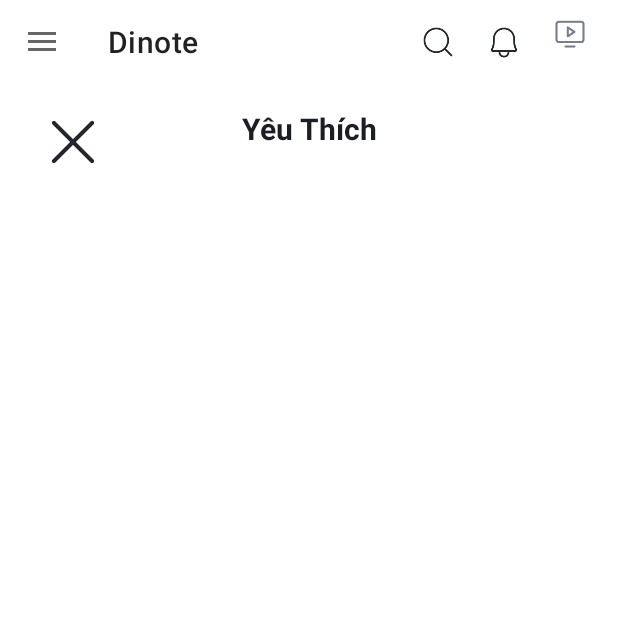
After one commit to chinhdl891/dinote_kotlin, an Android app: the fragment FavoriteFragment placed in its activity, on a phone screen of 412 x 824 dp, the top half of it. The commit adds this screen. Run offline under Robolectric (Android 15) with nearby library versions, the phone set to English and light mode, and no system bars; our stand-ins replace FlexboxLayout, Room's generated code, data binding; libraries missing offline, so code that uses them is left out: com.google.android.flexbox; 1 statement that could not run was skipped.

Commit message:
error add tag

```diff
--- a/app/src/main/java/com/bzk/dinoteslite/database/DinoteDAO.kt
+++ b/app/src/main/java/com/bzk/dinoteslite/database/DinoteDAO.kt
@@ -20,6 +20,9 @@ interface DinoteDAO {
     @Query("select * from dinote where title like '%' ||:search || '%' or content like '%' || :search || '%' or ListTag like '%' || :search || '%'")
     fun getListBySearch(search: String): List<Dinote>
 
+    @Query("select COUNT(id) from dinote where title like '%' ||:search || '%' or content like '%' || :search || '%' or ListTag like '%' || :search || '%'")
+    fun getTotalItemSearch(search: String): Int
+
     @Query("select * from dinote order by dateCreate desc limit :limit offset :next ")
     fun getAllDinote(limit: Int, next: Int): List<Dinote>
 
--- a/app/src/main/java/com/bzk/dinoteslite/view/activity/MainActivity.kt
+++ b/app/src/main/java/com/bzk/dinoteslite/view/activity/MainActivity.kt
@@ -6,6 +6,7 @@ import android.view.View
 import android.widget.ImageView
 import androidx.appcompat.app.ActionBarDrawerToggle
 import androidx.appcompat.app.AppCompatActivity
+import androidx.appcompat.app.AppCompatDelegate
 import androidx.core.view.GravityCompat
 import androidx.databinding.DataBindingUtil
 import androidx.fragment.app.Fragment
@@ -16,6 +17,7 @@ import com.bzk.dinoteslite.R
 import com.bzk.dinoteslite.adapter.HotTagAdapter
 import com.bzk.dinoteslite.database.sharedPreferences.MySharedPreferences
 import com.bzk.dinoteslite.databinding.ActivityMainBinding
+import com.bzk.dinoteslite.model.TagModel
 import com.bzk.dinoteslite.utils.ReSizeView
 import com.bzk.dinoteslite.view.fragment.*
 import com.bzk.dinoteslite.viewmodel.MainActivityViewModel
@@ -37,6 +39,7 @@ class MainActivity : AppCompatActivity(), View.OnClickListener {
     private lateinit var imvHeaderStar: ImageView
     private lateinit var rcvHeadHotTag: RecyclerView
     override fun onCreate(savedInstanceState: Bundle?) {
+        onsetUpTheme()
         super.onCreate(savedInstanceState)
         mBinding = DataBindingUtil.setContentView(this, R.layout.activity_main)
         setContentView(mBinding.root)
@@ -46,16 +49,15 @@ class MainActivity : AppCompatActivity(), View.OnClickListener {
         initView()
         setUpDataHead()
         setupToolBarMain()
-        loadFragment(MainFragment(onAddNewTag = { newTag ->
-            viewModel.listHotTag.value = viewModel.listHotTag.value.also {
-                it?.add(newTag)
-            }
-        }), MainFragment::class.java.simpleName)
+        addMainFragment()
         reSizeView()
         setClick()
         observer()
         viewModel.getListHotTag()
+        setupTimeDefault()
+    }
 
+    private fun setupTimeDefault() {
         val timeDefault: Long = MySharedPreferences(context = this).getTimeRemindDefault()
         if (timeDefault == 0L) {
             val calendar = Calendar.getInstance().apply {
@@ -65,10 +67,28 @@ class MainActivity : AppCompatActivity(), View.OnClickListener {
                 set(Calendar.SECOND, 0)
                 set(Calendar.MILLISECOND, 0)
             }
-            val mySharedPreferences =
-                MySharedPreferences(this).pushTimeRemindDefault(calendar.timeInMillis)
+            MySharedPreferences(this).pushTimeRemindDefault(calendar.timeInMillis)
         }
+    }
 
+    private fun addMainFragment() {
+        val mainFragment = MainFragment()
+        mainFragment.addTagListener = object : MainFragment.AddTagListener {
+            override fun onAddTag(tagModel: TagModel) {
+                viewModel.listHotTag.value = viewModel.listHotTag.value.also {
+                    it?.add(tagModel)
+                }
+            }
+
+        }
+        loadFragment(mainFragment, MainFragment::class.java.simpleName)
+    }
+
+    private fun onsetUpTheme() {
+        val theme: Int = MySharedPreferences(this).getTheme()
+        val nightMode =
+            if (theme == 1) AppCompatDelegate.MODE_NIGHT_YES else AppCompatDelegate.MODE_NIGHT_NO
+        AppCompatDelegate.setDefaultNightMode(nightMode)
     }
 
     private fun setUpDataHead() {
@@ -97,7 +117,7 @@ class MainActivity : AppCompatActivity(), View.OnClickListener {
     fun loadFragment(fragment: Fragment, tag: String) {
 
         fragmentTransaction = supportFragmentManager.beginTransaction()
-        if (tag != MainFragment(onAddNewTag = {}).javaClass.simpleName) {
+        if (tag != MainFragment().javaClass.simpleName) {
             if (mBinding.drlMain.isDrawerOpen(GravityCompat.START)) {
                 mBinding.drlMain.closeDrawer(GravityCompat.START)
             }
@@ -143,6 +163,7 @@ class MainActivity : AppCompatActivity(), View.OnClickListener {
                 RemindFragment::class.simpleName,
                 SearchFragment::class.simpleName,
                 ThemeFragment::class.simpleName,
+                FavoriteFragment::class.simpleName,
                 -> {
                     mBinding.tlbMainAction.visibility = View.VISIBLE
                     supportFragmentManager.popBackStack()
@@ -196,11 +217,14 @@ class MainActivity : AppCompatActivity(), View.OnClickListener {
             R.id.imv_main_search -> gotoSearch()
             R.id.lnl_head_openTheme -> goToTheme()
             R.id.imv_head_rate -> gotoWatch()
-            R.id.imv_head_favorite -> gotoWatch()
+            R.id.lnl_head_open_favorite -> goToFavorite()
 
         }
     }
 
+    private fun goToFavorite() {
+        loadFragment(FavoriteFragment(), FavoriteFragment::class.java.simpleName.toString())
+    }
 
     private fun goToTheme() {
         loadFragment(ThemeFragment(), ThemeFragment::class.simpleName.toString())
--- a/app/src/main/java/com/bzk/dinoteslite/view/fragment/DetailFragment.kt
+++ b/app/src/main/java/com/bzk/dinoteslite/view/fragment/DetailFragment.kt
@@ -47,9 +47,9 @@ class DetailFragment(var onDelete: (Dinote) -> Unit, var onUpdateDinote: (Dinote
             val args = Bundle()
             args.putSerializable(AppConstant.SEND_OBJ, dinote)
             val fragment = DetailFragment(onDelete = { dionte ->
-                MainFragment.Companion.onRemoveDinote(dinote)
+                MainFragment.onRemoveDinote(dinote)
             }, onUpdateDinote = { dinote, position ->
-                MainFragment.Companion.onUpdate(position, dinote)
+                MainFragment.onUpdate(position, dinote)
             })
             fragment.arguments = args
             return fragment
--- /dev/null
+++ b/app/src/main/java/com/bzk/dinoteslite/view/fragment/FavoriteFragment.kt
@@ -0,0 +1,95 @@
+package com.bzk.dinoteslite.view.fragment
+
+import android.os.Bundle
+import androidx.fragment.app.Fragment
+import android.view.LayoutInflater
+import android.view.View
+import android.view.ViewGroup
+import androidx.lifecycle.ViewModelProvider
+import androidx.recyclerview.widget.LinearLayoutManager
+import androidx.recyclerview.widget.RecyclerView
+import com.bzk.dinoteslite.R
+import com.bzk.dinoteslite.adapter.DinoteAdapter
+import com.bzk.dinoteslite.base.BaseFragment
+import com.bzk.dinoteslite.databinding.FragmentFavoriteBinding
+import com.bzk.dinoteslite.utils.ReSizeView
+import com.bzk.dinoteslite.viewmodel.FavoriteFragmentViewModel
+import com.bzk.dinoteslite.viewmodel.MainFragmentViewModel
+
+private lateinit var viewModel: FavoriteFragmentViewModel
+
+class FavoriteFragment : BaseFragment<FragmentFavoriteBinding>(), View.OnClickListener {
+
+    private val layoutManager = LinearLayoutManager(activity)
+    private var dinoteAdapter: DinoteAdapter? = null
+    override fun getLayoutResource(): Int {
+        return R.layout.fragment_favorite
+    }
+
+    override fun setViewStatus() {
+    }
+
+    override fun setUpdata() {
+        viewModel = ViewModelProvider(this)[FavoriteFragmentViewModel::class.java]
+        observer()
+        viewModel.getListDinote()
+        setUpDinoteAdapter()
+        setupLoadMore()
+    }
+
+    private fun setupLoadMore() {
+        mBinding.rcvFavoriteDinote.addOnScrollListener(object : RecyclerView.OnScrollListener() {
+            override fun onScrolled(recyclerView: RecyclerView, dx: Int, dy: Int) {
+                super.onScrolled(recyclerView, dx, dy)
+                if (layoutManager.findLastVisibleItemPosition() == (viewModel.listFavorite.value?.size!! - 1)) {
+                    if (viewModel.totalItem!! > 50) {
+                        if (viewModel.isLoading.value == false) {
+                            viewModel.setUpLoadData()
+                        }
+                    }
+                }
+            }
+        })
+    }
+
+    private fun setUpDinoteAdapter() {
+        if (viewModel.totalItem == 0) {
+            mBinding.rcvFavoriteDinote.visibility = View.GONE
+        }
+        dinoteAdapter = DinoteAdapter(onDelete = {
+
+        }, onGotoDetail = { dionote, position ->
+            val detailFragment = DetailFragment.newInstance(dionote, position)
+            getMainActivity()?.loadFragment(detailFragment, DetailFragment::class.java.simpleName)
+        })
+        mBinding.rcvFavoriteDinote.adapter = dinoteAdapter
+        mBinding.rcvFavoriteDinote.layoutManager = layoutManager
+    }
+
+    private fun observer() {
+        viewModel.listFavorite.observe(this) {
+            dinoteAdapter?.initData(it)
+        }
+        viewModel.isLoading.observe(this) {
+            if (it) {
+                mBinding.pbFavoriteLoad.visibility = View.VISIBLE
+            } else {
+                mBinding.pbFavoriteLoad.visibility = View.GONE
+            }
+        }
+    }
+
+    override fun onReSize() {
+        ReSizeView.resizeView(mBinding.imvFavoriteEmpty, 264)
+    }
+
+    override fun onClick() {
+        mBinding.imvFavoriteCancel.setOnClickListener(this)
+    }
+
+    override fun onClick(p0: View) {
+        when (p0.id) {
+            R.id.imv_favorite_cancel -> activity?.onBackPressed()
+        }
+    }
+}
--- a/app/src/main/java/com/bzk/dinoteslite/view/fragment/MainFragment.kt
+++ b/app/src/main/java/com/bzk/dinoteslite/view/fragment/MainFragment.kt
@@ -25,13 +25,28 @@ import kotlin.math.abs
 private const val TAG = "MainFragment"
 private lateinit var viewModel: MainFragmentViewModel
 
-class MainFragment(var onAddNewTag: (TagModel) -> Unit) : BaseFragment<FragmentMainBinding>(),
+class MainFragment : BaseFragment<FragmentMainBinding>(),
     View.OnClickListener {
 
     private var photoAdapter: PhotoAdapter? = null
     private var mTimer: Timer? = null
     private var dinoteAdapter: DinoteAdapter? = null
     private lateinit var compositePageTransformer: CompositePageTransformer
+
+    companion object {
+        fun onRemoveDinote(dinote: Dinote) {
+            viewModel.listDinote.value = viewModel.listDinote.value.also {
+                it?.remove(dinote)
+            }
+        }
+
+        fun onUpdate(position: Int, dinote: Dinote) {
+            viewModel.listDinote.value = viewModel.listDinote.value.also {
+                it?.set(position, dinote)
+            }
+        }
+
+    }
 
     override fun getLayoutResource(): Int {
         return R.layout.fragment_main
@@ -148,7 +163,7 @@ class MainFragment(var onAddNewTag: (TagModel) -> Unit) : BaseFragment<FragmentM
                 it?.add(0, dinote)
             }
         }, onAddTag = {
-            onAddNewTag(it)
+            addTagListener?.onAddTag(it)
         }), CreateFragment(onAddDinote = {}, onAddTag = {}).javaClass.simpleName)
     }
 
@@ -165,17 +180,9 @@ class MainFragment(var onAddNewTag: (TagModel) -> Unit) : BaseFragment<FragmentM
         }
     }
 
-    companion object {
-        fun onRemoveDinote(dinote: Dinote) {
-            viewModel.listDinote.value = viewModel.listDinote.value.also {
-                it?.remove(dinote)
-            }
-        }
+    var addTagListener: AddTagListener? = null
 
-        fun onUpdate(position: Int, dinote: Dinote) {
-            viewModel.listDinote.value = viewModel.listDinote.value.also {
-                it?.set(position, dinote)
-            }
-        }
+    interface AddTagListener {
+        fun onAddTag(tagModel: TagModel)
     }
 }
--- a/app/src/main/java/com/bzk/dinoteslite/view/fragment/ResultSearchFragment.kt
+++ b/app/src/main/java/com/bzk/dinoteslite/view/fragment/ResultSearchFragment.kt
@@ -2,6 +2,7 @@ package com.bzk.dinoteslite.view.fragment
 
 import android.os.Bundle
 import android.view.View
+import android.widget.Toast
 import androidx.lifecycle.ViewModelProvider
 import androidx.recyclerview.widget.LinearLayoutManager
 import com.bzk.dinoteslite.R
@@ -43,6 +44,8 @@ class ResultSearchFragment : BaseFragment<FragmentResultSearchBinding>(), View.O
         val bundle = arguments
         val content = bundle?.getString(AppConstant.SEND_CONTENT_SEARCH) as String
         mBinding.tvSearchResultContent.text = content
+        viewModel.contentSearch = content
+        Toast.makeText(activity, viewModel.contentSearch, Toast.LENGTH_SHORT).show()
         dinoteAdapter = DinoteAdapter(onDelete = {
             viewModel.onDelete(it)
         }, onGotoDetail = { dinote, position ->
--- /dev/null
+++ b/app/src/main/java/com/bzk/dinoteslite/viewmodel/FavoriteFragmentViewModel.kt
@@ -0,0 +1,59 @@
+package com.bzk.dinoteslite.viewmodel
+
+import android.app.Application
+import androidx.lifecycle.AndroidViewModel
+import androidx.lifecycle.MutableLiveData
+import com.bzk.dinoteslite.database.DinoteDataBase
+import com.bzk.dinoteslite.model.Dinote
+import kotlinx.coroutines.GlobalScope
+import kotlinx.coroutines.delay
+import kotlinx.coroutines.launch
+
+class FavoriteFragmentViewModel(application: Application) : AndroidViewModel(application) {
+    val listFavorite: MutableLiveData<MutableList<Dinote>> = MutableLiveData(mutableListOf())
+    private var limit: Int = 50
+    private var count: Int = 0
+    var isLoading: MutableLiveData<Boolean> = MutableLiveData(false)
+    private var dinoteDAO = DinoteDataBase.getInstance(application)?.dinoteDAO()
+    var totalItem: Int? = dinoteDAO?.getAllDinoteFavorite()?.size
+
+    fun getListDinote(): MutableList<Dinote> {
+        listFavorite.value = listFavorite.value.also {
+            dinoteDAO?.let { listDinote -> it?.addAll(listDinote.getAllDinote(limit, count)) }
+        }
+        return listFavorite.value ?: mutableListOf()
+    }
+
+    fun setUpLoadData() {
+        isLoading.value = true
+        if (count + limit > totalItem!!) {
+            limit = totalItem!! - count
+            loadData(limit, count)
+        } else if (count > totalItem!!) {
+            isLoading.value = true
+        } else {
+            count += 50
+            loadData(limit, count)
+        }
+    }
+
+    private fun loadData(limit: Int, count: Int) {
+        isLoading.value = true
+        GlobalScope.launch {
+            delay(2000L)
+            listFavorite.postValue(listFavorite.value.also {
+                dinoteDAO?.getAllDinote(limit, count)?.let { list ->
+                    it?.addAll(list)
+                    isLoading.postValue(false)
+                }
+            })
+        }
+    }
+
+    fun deleteDinote(dinote: Dinote) {
+        listFavorite.value = listFavorite.value.also {
+            it?.remove(dinote)
+            dinoteDAO?.onDelete(dinote)
+        }
+    }
+}
--- a/app/src/main/java/com/bzk/dinoteslite/viewmodel/ResultFragmentViewModel.kt
+++ b/app/src/main/java/com/bzk/dinoteslite/viewmodel/ResultFragmentViewModel.kt
@@ -9,6 +9,9 @@ import com.bzk.dinoteslite.model.Dinote
 class ResultFragmentViewModel(application: Application) : AndroidViewModel(application) {
     var listDinote = MutableLiveData(mutableListOf<Dinote>())
     val dinoteDAO = DinoteDataBase.getInstance(application)?.dinoteDAO()
+    var limit = 50
+    var count = 0
+    var contentSearch = ""
     fun listDinoteSearch(search: String): List<Dinote> {
         dinoteDAO?.let {
             listDinote.value?.addAll(
--- /dev/null
+++ b/app/src/main/res/layout/fragment_favorite.xml
@@ -0,0 +1,91 @@
+<?xml version="1.0" encoding="utf-8"?>
+<layout xmlns:android="http://schemas.android.com/apk/res/android">
+
+    <data>
+
+    </data>
+
+    <RelativeLayout
+        android:layout_width="match_parent"
+        android:layout_height="match_parent"
+        android:background="@color/white"
+        android:clickable="true"
+        android:focusable="true"
+        android:gravity="center_horizontal"
+        android:orientation="vertical"
+        android:padding="@dimen/margin_view_to_view_big">
+
+        <RelativeLayout
+            android:id="@+id/lnl_option"
+            android:layout_width="match_parent"
+            android:layout_height="wrap_content"
+            android:layout_marginStart="@dimen/margin_child_to_child"
+            android:layout_marginEnd="@dimen/margin_child_to_child"
+            android:weightSum="10">
+
+            <ImageView
+                android:id="@+id/imv_favorite_cancel"
+                android:layout_width="wrap_content"
+                android:layout_height="wrap_content"
+                android:layout_alignParentLeft="true"
+                android:layout_centerVertical="true"
+                android:src="@drawable/ic_cancel" />
+
+            <TextView
+                android:id="@+id/tv_title_detail"
+                android:layout_width="match_parent"
+                android:layout_height="wrap_content"
+                android:gravity="center"
+                android:text="@string/favorite"
+                android:textColor="@color/text_color"
+                android:textSize="@dimen/title_size"
+                android:textStyle="bold" />
+        </RelativeLayout>
+
+        <androidx.recyclerview.widget.RecyclerView
+            android:id="@+id/rcv_favorite_dinote"
+            android:layout_width="match_parent"
+            android:layout_height="wrap_content"
+            android:layout_below="@+id/lnl_option"
+            android:layout_marginStart="@dimen/margin_view_to_view_big"
+            android:layout_marginTop="@dimen/margin_view_to_view_small"
+            android:layout_marginEnd="@dimen/margin_view_to_view_big" />
+
+        <LinearLayout
+            android:id="@+id/lnl_favorite_empty"
+            android:layout_width="match_parent"
+            android:layout_height="match_parent"
+            android:layout_marginStart="@dimen/margin_start"
+            android:layout_marginTop="@dimen/margin_start"
+            android:layout_marginEnd="@dimen/margin_start"
+            android:gravity="center"
+            android:orientation="vertical"
+            android:visibility="gone">
+
+            <ImageView
+                android:id="@+id/imv_favorite_empty"
+                android:layout_width="wrap_content"
+                android:layout_height="wrap_content"
+                android:src="@drawable/ic_box_empty" />
+
+            <TextView
+                android:id="@+id/tv_favorite_empty"
+                android:layout_width="wrap_content"
+                android:layout_height="wrap_content"
+                android:layout_gravity="center_horizontal"
+                android:layout_marginTop="@dimen/margin_view_to_view_big"
+                android:text="@string/no_dinote"
+                android:textColor="@color/text_color" />
+        </LinearLayout>
+
+        <ProgressBar
+            android:id="@+id/pb_favorite_load"
+            android:layout_width="wrap_content"
+            android:layout_height="wrap_content"
+            android:layout_alignParentBottom="true"
+            android:layout_centerHorizontal="true"
+            android:layout_gravity="center" />
+    </RelativeLayout>
+
+
+</layout>
--- a/app/src/main/res/layout/fragment_remid.xml
+++ b/app/src/main/res/layout/fragment_remid.xml
@@ -7,6 +7,9 @@
     </data>
 
     <RelativeLayout
+        android:clickable="true"
+        android:focusable="true"
+        android:background="@color/white"
         android:layout_width="match_parent"
         android:layout_height="match_parent">
 
```
Also changed, not shown: app/src/main/java/com/bzk/dinoteslite/view/fragment/CreateFragment.kt (+6 -10 lines), app/src/main/java/com/bzk/dinoteslite/view/fragment/ThemeFragment.kt (+12 -1 lines).
